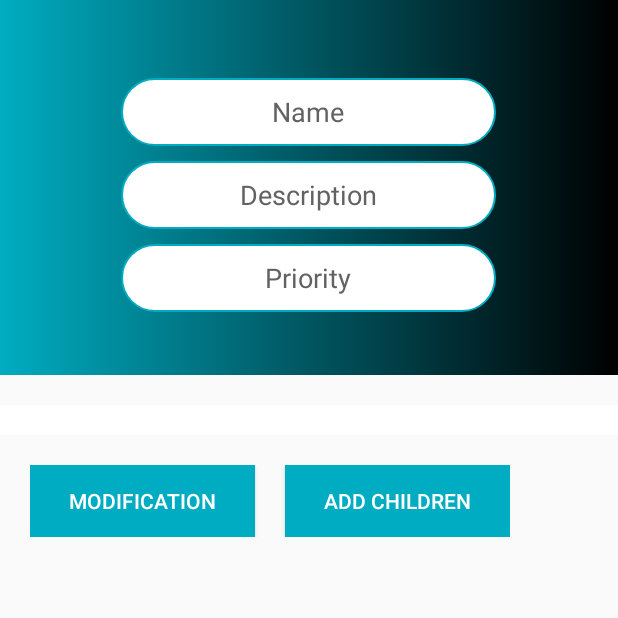
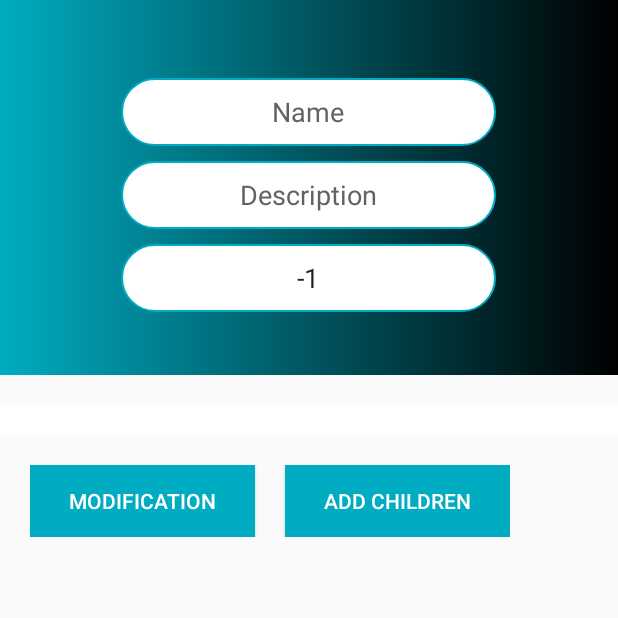
Before and after one commit to Kahina-75/Taskand, an Android app: the TaskDescriptorActivity screen opened directly, with no data from a screen before it, after a tap on "MODIFICATION", on a phone screen of 412 x 824 dp, the top half of it. Run offline under Robolectric (Android 15) with nearby library versions, the phone set to English and light mode, and no system bars.

Commit message:
send intent with priority and position of task

```diff
--- a/Taskand/app/src/main/java/com/example/taskand/ModiFieldActivity.java
+++ b/Taskand/app/src/main/java/com/example/taskand/ModiFieldActivity.java
@@ -12,7 +12,9 @@ public class ModiFieldActivity extends AppCompatActivity {
     Button addSon;
     String nomTask = "";
     String descripTask = "";
-    EditText name,descrip;
+    EditText name,descrip,pre;
+    int position = -1;
+    int preValue = -1;
     @Override
     protected void onCreate(Bundle savedInstanceState) {
         super.onCreate(savedInstanceState);
@@ -20,12 +22,22 @@ public class ModiFieldActivity extends AppCompatActivity {
         Intent intent = getIntent();
         name = findViewById(R.id.nameEdit);
         descrip=findViewById(R.id.descripEdit);
+        pre=findViewById(R.id.PreEdit);
         if (intent.hasExtra("description")){
             descripTask = intent.getStringExtra("description");}
+
         if (intent.hasExtra("nom")){
             nomTask = intent.getStringExtra("nom");}
+
+        if (intent.hasExtra("position")){
+            position = intent.getIntExtra("position",-1);}
+
+        if (intent.hasExtra("taskPre")){
+            preValue = intent.getIntExtra("taskPre",-1);}
+
         name.setText(nomTask);
         descrip.setText(descripTask);
+        pre.setText(preValue + "");
         addSon = findViewById(R.id.SonTask);
         addSon.setOnClickListener(new View.OnClickListener() {
             @Override
--- a/Taskand/app/src/main/java/com/example/taskand/TaskDescriptorActivity.java
+++ b/Taskand/app/src/main/java/com/example/taskand/TaskDescriptorActivity.java
@@ -31,7 +31,7 @@ public class TaskDescriptorActivity extends AppCompatActivity {
     String Description = "";
     String Date = "";
     int taskPre = -1;
-    int posTask;
+    int posTask = -1;
     //Partie ListSons
     ListView listView;
     List<Task> listChilren = new ArrayList<>();
@@ -52,6 +52,7 @@ public class TaskDescriptorActivity extends AppCompatActivity {
         descrip = findViewById(R.id.descrip);
         date1 = findViewById(R.id.taskDate);
         preText = findViewById(R.id.priority);
+
         if (intent!=null){
             //Toast.makeText(TaskDescriptorActivity.this,"Data Inserted Successfully "+intent.getStringExtra("nom"),Toast.LENGTH_LONG).show();
 
@@ -70,6 +71,10 @@ public class TaskDescriptorActivity extends AppCompatActivity {
                 taskPre= intent.getIntExtra("pre",-1); // on récupère la valeur associée à la clé
                 //taskPre = 100;
             }
+            if (intent.hasExtra("positionTask")){ // vérifie qu'une valeur est associée à la clé “date”
+                posTask= intent.getIntExtra("positionTask",-1); // on récupère la valeur associée à la clé
+                //taskPre = 100;
+            }
             name.setText(nom);
             descrip.setText(Description);
             date1.setText(Date);
@@ -82,6 +87,8 @@ public class TaskDescriptorActivity extends AppCompatActivity {
                 Intent i = new Intent(getApplicationContext(), ModiFieldActivity.class);
                 i.putExtra("nom", nom);
                 i.putExtra("description", Description);
+                i.putExtra("taskPre",taskPre);
+                i.putExtra("position",posTask);
                 startActivity(i);
             }
         });
@@ -114,6 +121,7 @@ public class TaskDescriptorActivity extends AppCompatActivity {
                 task.setName(arr.getJSONObject(i).get("TaskName").toString());
                 task.setDescription(arr.getJSONObject(i).get("TaskDesc").toString());
                 task.setStartingDate(arr.getJSONObject(i).get("TaskDate").toString());
+
                 task.FatherName(arr.getJSONObject(i).get("TaskFatherName").toString());
                 Tasks.add(task);
             }
--- a/Taskand/app/src/main/java/com/example/taskand/TaskListActivity.java
+++ b/Taskand/app/src/main/java/com/example/taskand/TaskListActivity.java
@@ -106,7 +106,6 @@ public class TaskListActivity extends AppCompatActivity {
                 i.putExtra( "date",Tasks.get(position).getStartingDate());
                 i.putExtra("pre",Tasks.get(position).getPriority());
                 i.putExtra("positionTask",position);
-
                 startActivity(i);
             }
         });
--- a/Taskand/app/src/main/res/layout/activity_modi_field.xml
+++ b/Taskand/app/src/main/res/layout/activity_modi_field.xml
@@ -38,7 +38,7 @@
                 android:textColorHint="#626262"
                 android:layout_marginTop="10dp"/>
             <EditText
-                android:id="@+id/editPre"
+                android:id="@+id/PreEdit"
                 android:layout_width="250dp"
                 android:layout_height="45dp"
                 android:hint="Priority"
```
